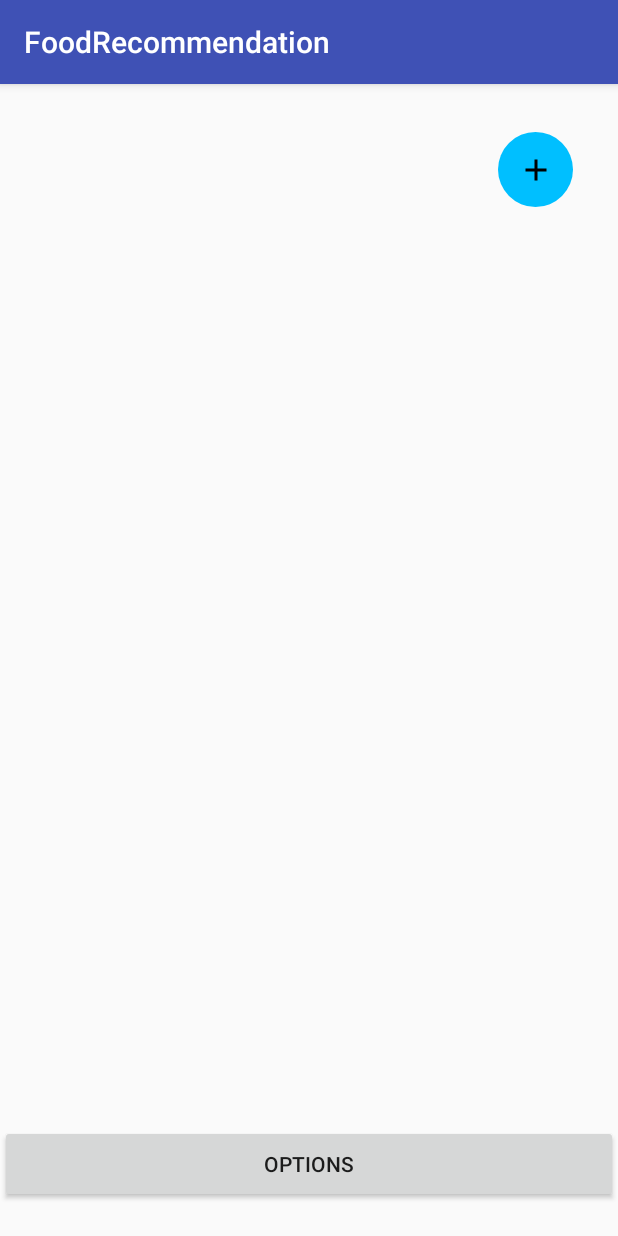
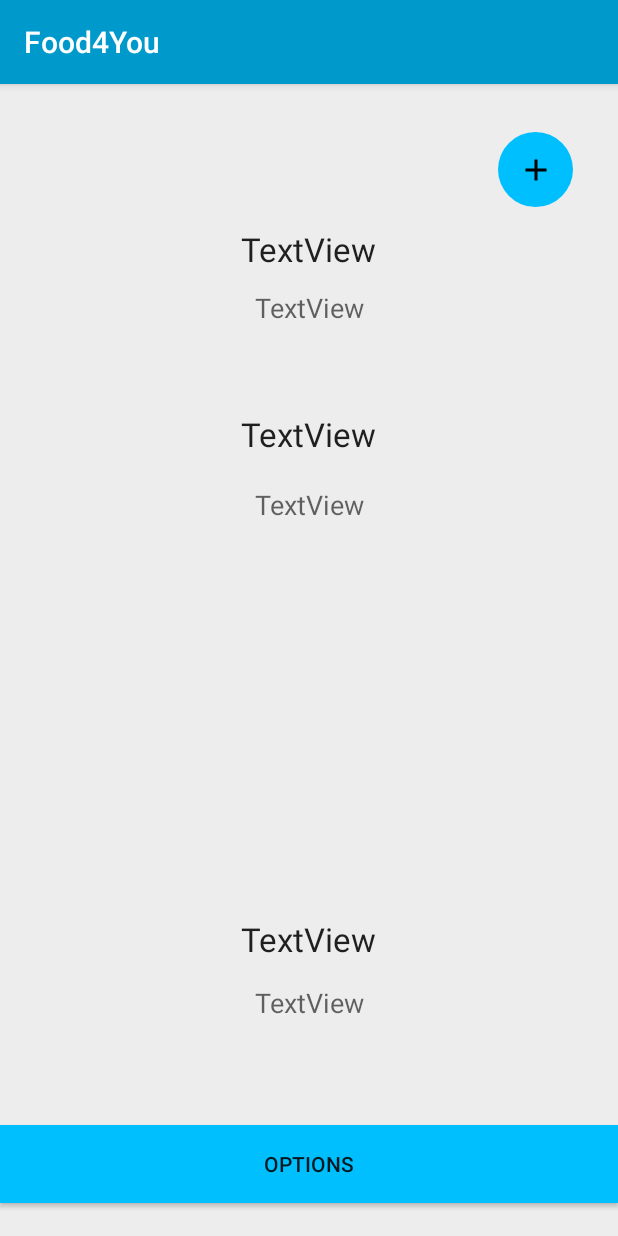
Before and after one commit to TerrenceHo/FoodRecommendation, an Android app: the Dashboard screen opened directly, with no data from a screen before it, on a phone screen of 412 x 824 dp. Run offline under Robolectric (Android 15) with nearby library versions, the phone set to English and light mode, and no system bars; network calls fail.

Commit message:
Made it pretty -- changed color scheme

```diff
--- a/AndroidFrontEnd/FoodRecommendation/app/src/main/AndroidManifest.xml
+++ b/AndroidFrontEnd/FoodRecommendation/app/src/main/AndroidManifest.xml
@@ -11,7 +11,7 @@
     <application
         android:allowBackup="true"
         android:icon="@mipmap/ic_launcher"
-        android:label="@string/app_name"
+        android:label="Food4You"
         android:roundIcon="@mipmap/ic_launcher_round"
         android:supportsRtl="true"
         android:theme="@style/AppTheme">
--- a/AndroidFrontEnd/FoodRecommendation/app/src/main/res/layout/activity_add_experience.xml
+++ b/AndroidFrontEnd/FoodRecommendation/app/src/main/res/layout/activity_add_experience.xml
@@ -4,6 +4,7 @@
     xmlns:tools="http://schemas.android.com/tools"
     android:layout_width="match_parent"
     android:layout_height="match_parent"
+    android:background="@color/colorBackground"
     tools:context="com.example.nilay.foodrecommendation.AddExperience">
 
     <Button
@@ -11,6 +12,7 @@
         android:layout_width="0dp"
         android:layout_height="52dp"
         android:text="Add Experience"
+        android:background="@color/colorAccent"
         tools:layout_constraintRight_creator="1"
         tools:layout_constraintBottom_creator="1"
         android:layout_marginStart="14dp"
--- a/AndroidFrontEnd/FoodRecommendation/app/src/main/res/layout/activity_dashboard.xml
+++ b/AndroidFrontEnd/FoodRecommendation/app/src/main/res/layout/activity_dashboard.xml
@@ -4,6 +4,7 @@
     xmlns:tools="http://schemas.android.com/tools"
     android:layout_width="match_parent"
     android:layout_height="match_parent"
+    android:background="@color/colorBackground"
     tools:context="com.example.nilay.foodrecommendation.Dashboard"
     tools:layout_editor_absoluteY="81dp"
     tools:layout_editor_absoluteX="0dp">
@@ -12,6 +13,7 @@
         android:id="@+id/optionsButton"
         android:layout_width="0dp"
         android:layout_height="52dp"
+        android:background="@color/colorAccent"
         android:text="Options"
         tools:layout_constraintRight_creator="1"
         tools:layout_constraintBottom_creator="1"
@@ -38,4 +40,85 @@
         app:srcCompat="@drawable/ic_add_black_24dp"
         tools:layout_constraintRight_creator="1"
         tools:layout_constraintTop_creator="1" />
+
+    <TextView
+        android:id="@+id/textView3"
+        android:layout_width="wrap_content"
+        android:layout_height="wrap_content"
+        android:text="TextView"
+        android:textAppearance="@style/TextAppearance.AppCompat.Large"
+        tools:layout_constraintTop_creator="1"
+        tools:layout_constraintRight_creator="1"
+        app:layout_constraintRight_toRightOf="parent"
+        android:layout_marginTop="13dp"
+        app:layout_constraintTop_toBottomOf="@+id/addExpButton"
+        tools:layout_constraintLeft_creator="1"
+        app:layout_constraintLeft_toLeftOf="parent" />
+
+    <TextView
+        android:id="@+id/textView6"
+        android:layout_width="wrap_content"
+        android:layout_height="wrap_content"
+        android:text="TextView"
+        android:textAppearance="@style/TextAppearance.AppCompat.Medium"
+        tools:layout_constraintTop_creator="1"
+        android:layout_marginStart="9dp"
+        android:layout_marginTop="12dp"
+        app:layout_constraintTop_toBottomOf="@+id/textView3"
+        tools:layout_constraintLeft_creator="1"
+        app:layout_constraintLeft_toLeftOf="@+id/textView3"
+        android:layout_marginLeft="9dp" />
+
+    <TextView
+        android:id="@+id/textView7"
+        android:layout_width="wrap_content"
+        android:layout_height="wrap_content"
+        android:text="TextView"
+        android:textAppearance="@style/TextAppearance.AppCompat.Large"
+        tools:layout_constraintTop_creator="1"
+        android:layout_marginTop="57dp"
+        app:layout_constraintTop_toBottomOf="@+id/textView6"
+        tools:layout_constraintLeft_creator="1"
+        app:layout_constraintLeft_toLeftOf="@+id/textView3"
+        android:layout_marginLeft="0dp" />
+
+    <TextView
+        android:id="@+id/textView8"
+        android:layout_width="wrap_content"
+        android:layout_height="wrap_content"
+        android:text="TextView"
+        android:textAppearance="@style/TextAppearance.AppCompat.Medium"
+        tools:layout_constraintTop_creator="1"
+        android:layout_marginStart="9dp"
+        android:layout_marginTop="20dp"
+        app:layout_constraintTop_toBottomOf="@+id/textView7"
+        tools:layout_constraintLeft_creator="1"
+        app:layout_constraintLeft_toLeftOf="@+id/textView7"
+        android:layout_marginLeft="9dp" />
+
+    <TextView
+        android:id="@+id/textView9"
+        android:layout_width="wrap_content"
+        android:layout_height="wrap_content"
+        android:text="TextView"
+        android:textAppearance="@style/TextAppearance.AppCompat.Large"
+        tools:layout_constraintBottom_creator="1"
+        app:layout_constraintBottom_toTopOf="@+id/textView10"
+        tools:layout_constraintLeft_creator="1"
+        android:layout_marginBottom="15dp"
+        app:layout_constraintLeft_toLeftOf="@+id/textView7" />
+
+    <TextView
+        android:id="@+id/textView10"
+        android:layout_width="wrap_content"
+        android:layout_height="wrap_content"
+        android:text="TextView"
+        android:textAppearance="@style/TextAppearance.AppCompat.Medium"
+        tools:layout_constraintBottom_creator="1"
+        app:layout_constraintBottom_toTopOf="@+id/optionsButton"
+        android:layout_marginStart="9dp"
+        tools:layout_constraintLeft_creator="1"
+        android:layout_marginBottom="69dp"
+        app:layout_constraintLeft_toLeftOf="@+id/textView9"
+        android:layout_marginLeft="9dp" />
 </android.support.constraint.ConstraintLayout>
--- a/AndroidFrontEnd/FoodRecommendation/app/src/main/res/layout/activity_options.xml
+++ b/AndroidFrontEnd/FoodRecommendation/app/src/main/res/layout/activity_options.xml
@@ -4,6 +4,7 @@
     xmlns:tools="http://schemas.android.com/tools"
     android:layout_width="match_parent"
     android:layout_height="match_parent"
+    android:background="@color/colorBackground"
     tools:context="com.example.nilay.foodrecommendation.Options"
     tools:layout_editor_absoluteY="81dp"
     tools:layout_editor_absoluteX="0dp">
@@ -143,6 +144,7 @@
         android:layout_width="wrap_content"
         android:layout_height="wrap_content"
         android:text="Find Me Food!"
+        android:background="@color/colorAccent"
         tools:layout_constraintRight_creator="1"
         tools:layout_constraintBottom_creator="1"
         app:layout_constraintBottom_toBottomOf="parent"
--- a/AndroidFrontEnd/FoodRecommendation/app/src/main/res/layout/activity_profile.xml
+++ b/AndroidFrontEnd/FoodRecommendation/app/src/main/res/layout/activity_profile.xml
@@ -4,6 +4,7 @@
     xmlns:tools="http://schemas.android.com/tools"
     android:layout_width="match_parent"
     android:layout_height="match_parent"
+    android:background="@color/colorBackground"
     tools:context="com.example.nilay.foodrecommendation.Profile"
     tools:layout_editor_absoluteY="81dp"
     tools:layout_editor_absoluteX="0dp">
@@ -110,6 +111,7 @@
         android:id="@+id/finishButton"
         android:layout_width="wrap_content"
         android:layout_height="wrap_content"
+        android:background="@color/colorAccent"
         android:text="Finish"
         tools:layout_constraintRight_creator="1"
         tools:layout_constraintBottom_creator="1"
--- a/AndroidFrontEnd/FoodRecommendation/app/src/main/res/layout/activity_welcome.xml
+++ b/AndroidFrontEnd/FoodRecommendation/app/src/main/res/layout/activity_welcome.xml
@@ -4,6 +4,7 @@
     xmlns:tools="http://schemas.android.com/tools"
     android:layout_width="match_parent"
     android:layout_height="match_parent"
+    android:background="@color/colorBackground"
     tools:context="com.example.nilay.foodrecommendation.Welcome"
     tools:layout_editor_absoluteY="81dp"
     tools:layout_editor_absoluteX="0dp">
--- a/AndroidFrontEnd/FoodRecommendation/app/src/main/res/values/colors.xml
+++ b/AndroidFrontEnd/FoodRecommendation/app/src/main/res/values/colors.xml
@@ -1,6 +1,7 @@
 <?xml version="1.0" encoding="utf-8"?>
 <resources>
-    <color name="colorPrimary">#3F51B5</color>
-    <color name="colorPrimaryDark">#303F9F</color>
-    <color name="colorAccent">#ff4081</color>
+    <color name="colorPrimary">#0099cc</color>
+    <color name="colorPrimaryDark">#0086b3</color>
+    <color name="colorAccent">#00bfff</color>
+    <color name="colorBackground">#ededed</color>
 </resources>
```
